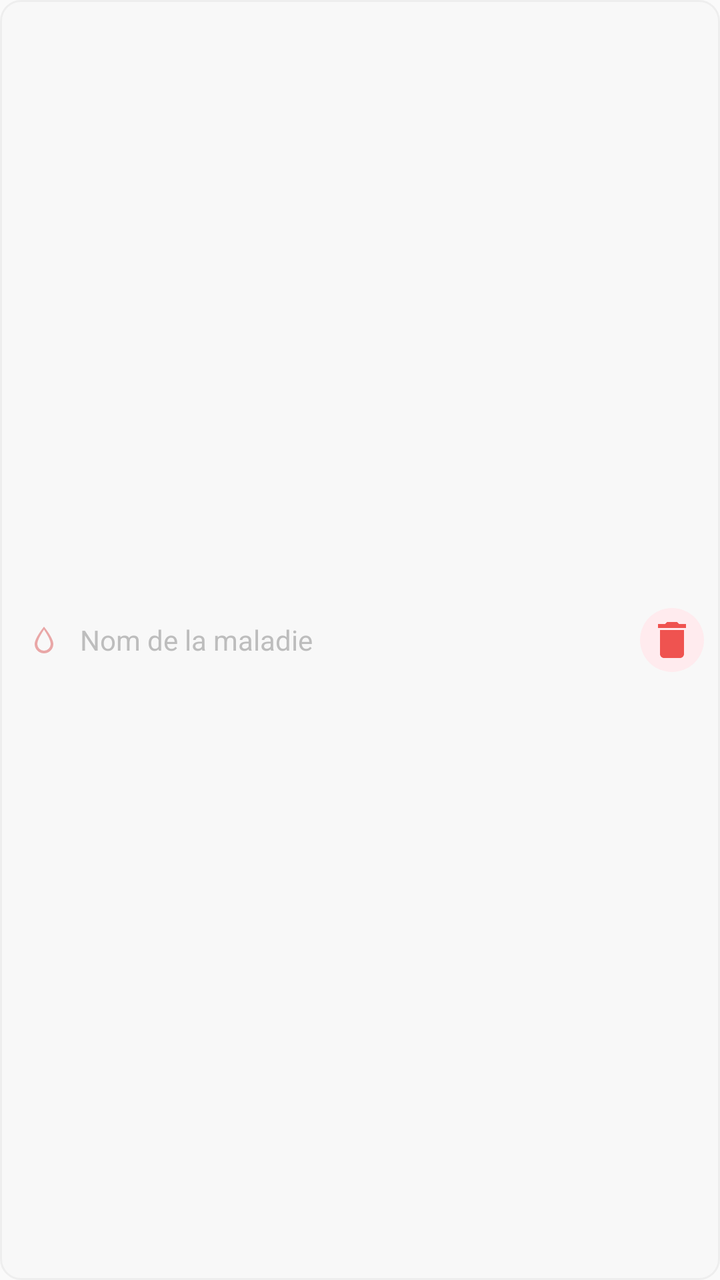
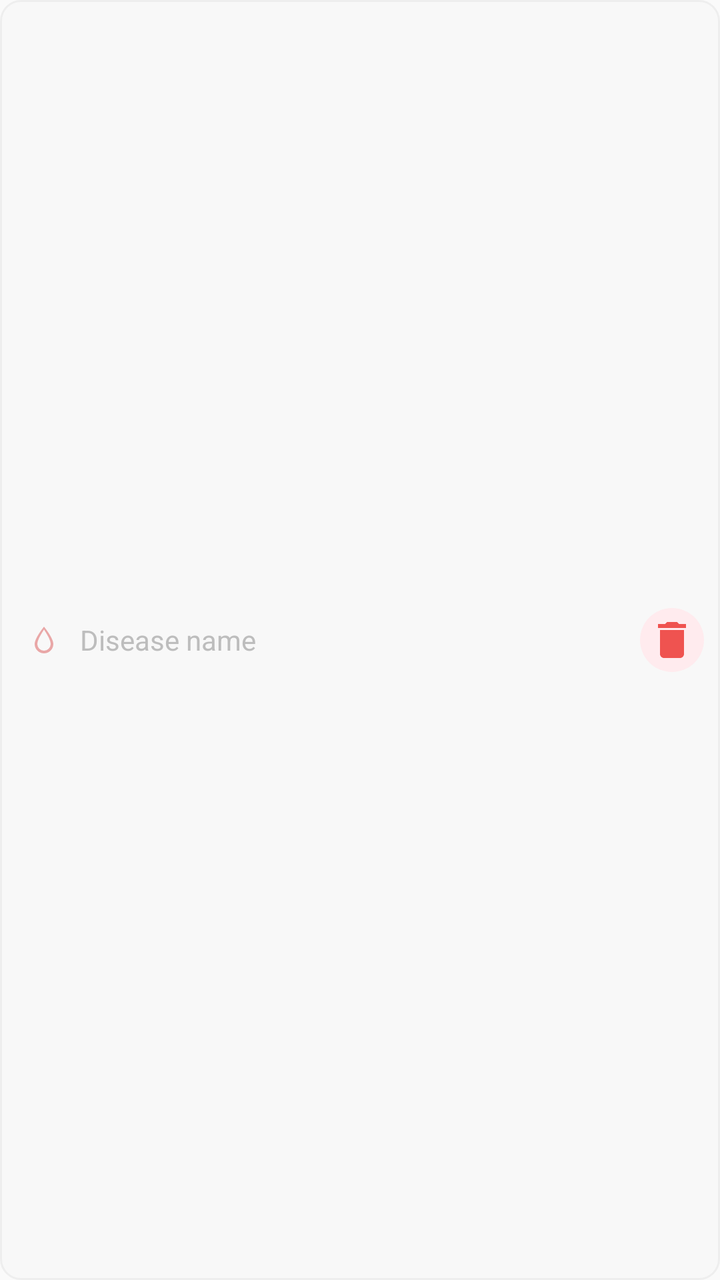

Compare the two renders of this Android layout. The source of the first and the diff that turns it into the second are given below.
<!-- AndroidManifest.xml: application theme Theme.AppCompat.Light.NoActionBar -->
<!-- res/layout/item_disease.xml -->
<?xml version="1.0" encoding="utf-8"?>
<LinearLayout xmlns:android="http://schemas.android.com/apk/res/android"
    android:layout_width="match_parent"
    android:layout_height="wrap_content"
    android:orientation="horizontal"
    android:gravity="center_vertical"
    android:background="@drawable/input_modern_background"
    android:layout_marginBottom="8dp"
    android:paddingStart="14dp"
    android:paddingEnd="8dp">

    <ImageView
        android:layout_width="16dp"
        android:layout_height="16dp"
        android:src="@drawable/ic_blood"
        android:alpha="0.4"
        android:contentDescription="@null" />

    <EditText
        android:id="@+id/etDiseaseName"
        android:layout_width="0dp"
        android:layout_height="44dp"
        android:layout_weight="1"
        android:hint="@string/hint_disease"
        android:textSize="14sp"
        android:paddingStart="10dp"
        android:background="@null"
        android:textColor="#212121"
        android:textColorHint="#BDBDBD" />

    <ImageButton
        android:id="@+id/btnRemoveDisease"
        android:layout_width="32dp"
        android:layout_height="32dp"
        android:src="@drawable/ic_delete"
        android:contentDescription="@string/btn_remove_disease"
        android:background="@drawable/btn_delete_disease_bg"
        android:tint="#EF5350"
        android:padding="6dp" />

</LinearLayout>
<!-- resources referenced by this layout -->
<resources>
  <!-- drawable btn_delete_disease_bg (drawable) -->
  <?xml version="1.0" encoding="utf-8"?>
  <shape xmlns:android="http://schemas.android.com/apk/res/android"
      android:shape="oval">
      <solid android:color="#FFEBEE" />
  </shape>
  <!-- drawable ic_blood (drawable) -->
  <?xml version="1.0" encoding="utf-8"?>
  <vector xmlns:android="http://schemas.android.com/apk/res/android"
      android:width="24dp"
      android:height="24dp"
      android:viewportWidth="24"
      android:viewportHeight="24">
      <path
          android:fillColor="#D32F2F"
          android:pathData="M12,2C12,2 5,10.5 5,15a7,7 0,0 0,14 0C19,10.5 12,2 12,2zM12,20a5,5 0,0 1,-5,-5c0,-3.17 3.5,-8.5 5,-10.8C13.5,6.5 17,11.83 17,15A5,5 0,0 1,12 20z"/>
  </vector>
  <!-- drawable ic_delete (drawable) -->
  <?xml version="1.0" encoding="utf-8"?>
  <vector xmlns:android="http://schemas.android.com/apk/res/android"
      android:width="24dp"
      android:height="24dp"
      android:viewportWidth="24"
      android:viewportHeight="24">
      <path
          android:fillColor="#D32F2F"
          android:pathData="M6,19c0,1.1 0.9,2 2,2h8c1.1,0 2,-0.9 2,-2V7H6V19zM19,4h-3.5l-1,-1h-5l-1,1H5v2h14V4z"/>
  </vector>
  <!-- drawable input_modern_background (drawable) -->
  <?xml version="1.0" encoding="utf-8"?>
  <shape xmlns:android="http://schemas.android.com/apk/res/android"
      android:shape="rectangle">
      <solid android:color="#F8F8F8" />
      <stroke
          android:width="1dp"
          android:color="#EEEEEE" />
      <corners android:radius="10dp" />
  </shape>
  <string name="btn_remove_disease">Supprimer</string>
  <string name="hint_disease">Nom de la maladie</string>
</resources>

<!-- the commit's change to res/layout/item_disease.xml (unified diff, before → after) -->
@@ -1,5 +1,6 @@
 <?xml version="1.0" encoding="utf-8"?>
 <LinearLayout xmlns:android="http://schemas.android.com/apk/res/android"
+    xmlns:app="http://schemas.android.com/apk/res-auto"
     android:layout_width="match_parent"
     android:layout_height="wrap_content"
     android:orientation="horizontal"
@@ -35,7 +36,7 @@
         android:src="@drawable/ic_delete"
         android:contentDescription="@string/btn_remove_disease"
         android:background="@drawable/btn_delete_disease_bg"
-        android:tint="#EF5350"
+        app:tint="#EF5350"
         android:padding="6dp" />
 
 </LinearLayout>
<!-- resource entries referenced after the edit -->
@@ -38,7 +38,7 @@
           android:color="#EEEEEE" />
       <corners android:radius="10dp" />
   </shape>
-  <string name="btn_remove_disease">Supprimer</string>
-  <string name="hint_disease">Nom de la maladie</string>
+  <string name="btn_remove_disease">Remove</string>
+  <string name="hint_disease">Disease name</string>
 </resources>
 
